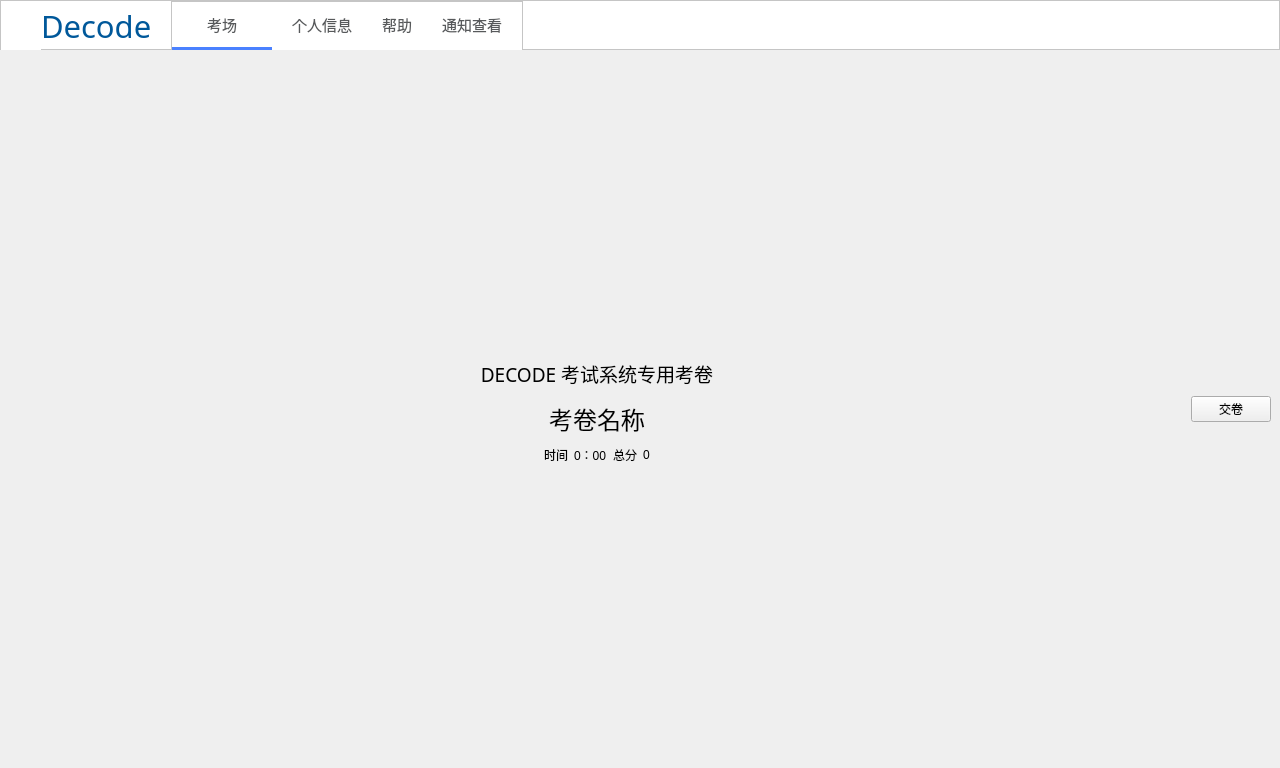
The window that Client_part/ClientWindow.ui (MRcao1001/Ddecode-QT-TCP-customWidget-MVD-MVC-MVVM-) describes before a commit, drawn with Qt 5.
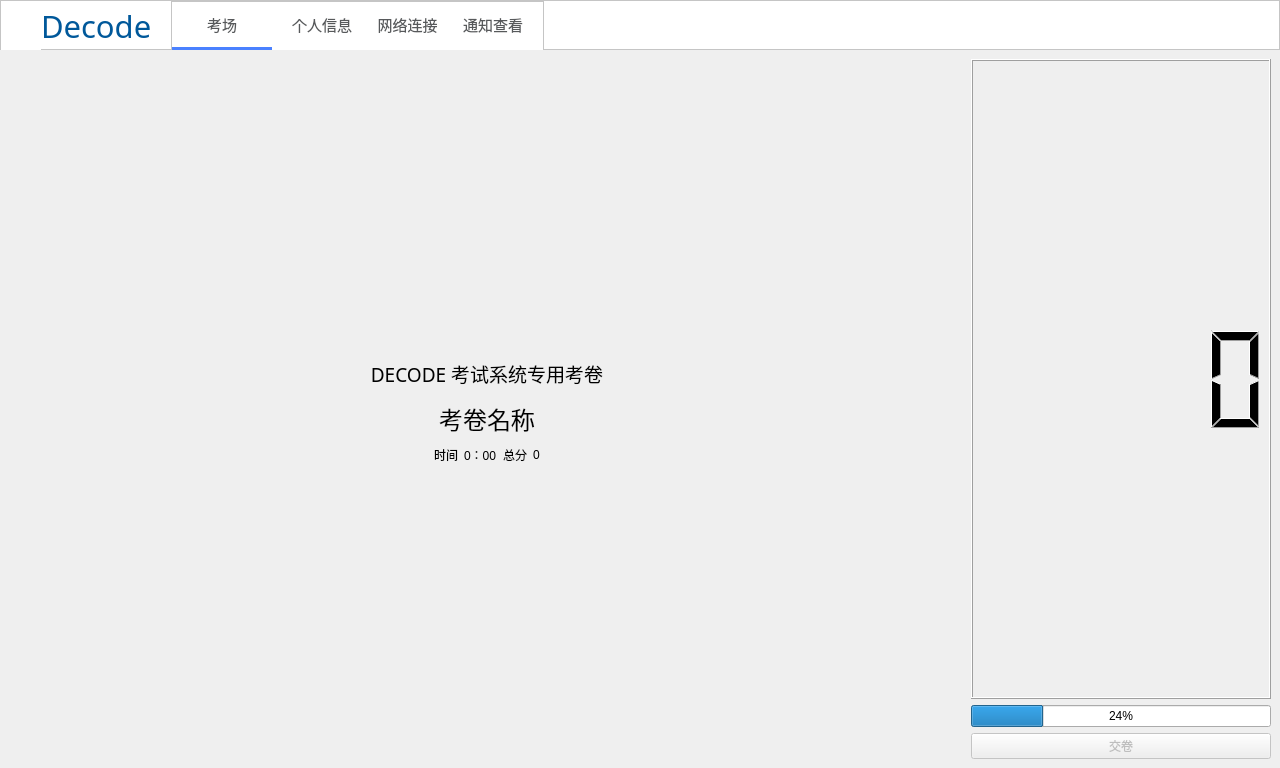
The same window after the commit. Icons and pictures are not drawn.

The edit to the form file:
```diff
--- a/Client_part/ClientWindow.ui
+++ b/Client_part/ClientWindow.ui
@@ -320,7 +320,7 @@
             <cursorShape>PointingHandCursor</cursorShape>
            </property>
            <property name="text">
-            <string>帮助</string>
+            <string>网络连接</string>
            </property>
            <property name="iconSize">
             <size>
@@ -555,6 +555,33 @@
          </item>
          <item>
           <layout class="QVBoxLayout" name="verticalLayout_3">
+           <item>
+            <layout class="QVBoxLayout" name="verticalLayout_9">
+             <item>
+              <widget class="QLCDNumber" name="lcdNumber">
+               <property name="maximumSize">
+                <size>
+                 <width>300</width>
+                 <height>16777215</height>
+                </size>
+               </property>
+              </widget>
+             </item>
+             <item>
+              <widget class="QProgressBar" name="progressBar">
+               <property name="maximumSize">
+                <size>
+                 <width>300</width>
+                 <height>16777215</height>
+                </size>
+               </property>
+               <property name="value">
+                <number>24</number>
+               </property>
+              </widget>
+             </item>
+            </layout>
+           </item>
            <item>
             <layout class="QVBoxLayout" name="AnswerSheetArea"/>
            </item>
@@ -562,6 +589,15 @@
             <layout class="QVBoxLayout" name="verticalLayout_4">
              <item>
               <widget class="QPushButton" name="HandInHand">
+               <property name="enabled">
+                <bool>false</bool>
+               </property>
+               <property name="maximumSize">
+                <size>
+                 <width>300</width>
+                 <height>16777215</height>
+                </size>
+               </property>
                <property name="text">
                 <string>交卷</string>
                </property>
```
